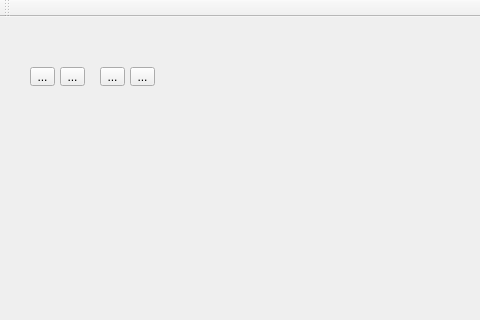
Old version of the form src/mainwindow.ui in the repository mkhorram/audio-spectrum-visualizer; both pictures show x 0 to 480 and y 0 to 320 of the 643 by 434 pixel window.
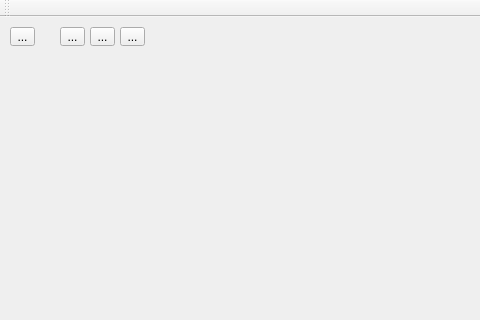
New version of the form. Icons and pictures are not drawn.

```diff
--- a/src/mainwindow.ui
+++ b/src/mainwindow.ui
@@ -17,8 +17,8 @@
    <widget class="QToolButton" name="tbSettings">
     <property name="geometry">
      <rect>
-      <x>30</x>
-      <y>50</y>
+      <x>10</x>
+      <y>10</y>
       <width>25</width>
       <height>19</height>
      </rect>
@@ -35,7 +35,7 @@
     <property name="geometry">
      <rect>
       <x>60</x>
-      <y>50</y>
+      <y>10</y>
       <width>25</width>
       <height>19</height>
      </rect>
@@ -51,8 +51,8 @@
    <widget class="QToolButton" name="tbStop">
     <property name="geometry">
      <rect>
-      <x>130</x>
-      <y>50</y>
+      <x>120</x>
+      <y>10</y>
       <width>25</width>
       <height>19</height>
      </rect>
@@ -68,8 +68,8 @@
    <widget class="QToolButton" name="tbPause">
     <property name="geometry">
      <rect>
-      <x>100</x>
-      <y>50</y>
+      <x>90</x>
+      <y>10</y>
       <width>25</width>
       <height>19</height>
      </rect>
```
